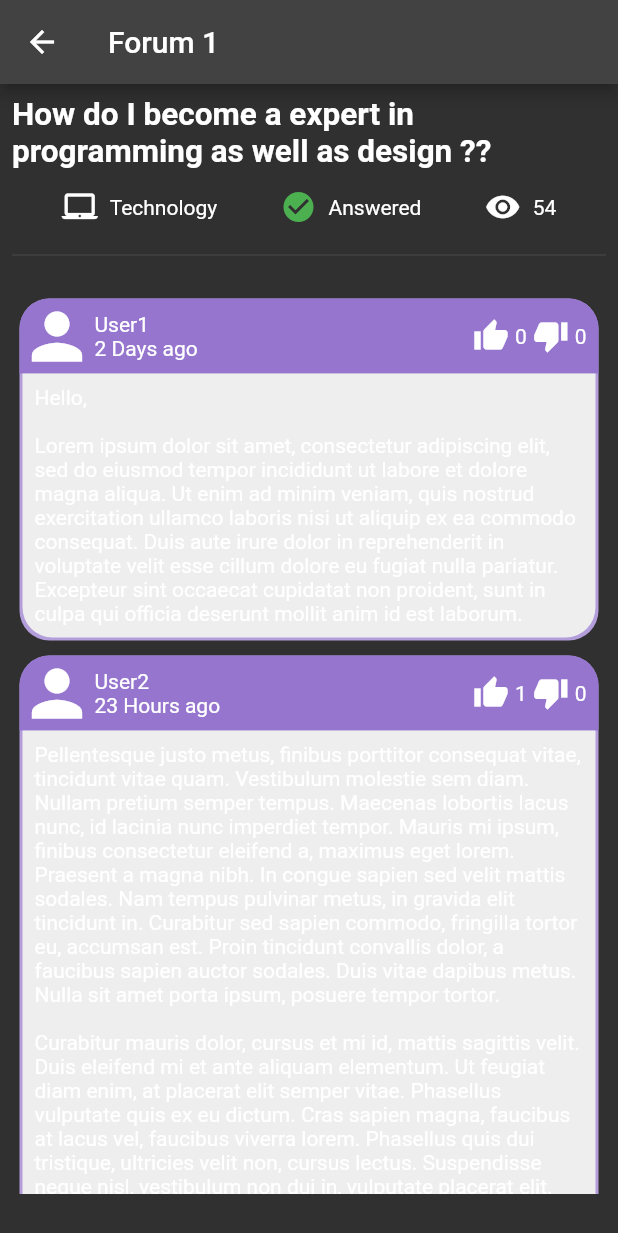
After one commit to Renatito122/NUENTA, a Flutter app: the ForumDetailPage screen opened directly, on a phone screen of 412 x 824 dp. The commit adds this screen. Shown: the top 1233 px of the screen. Run offline on Flutter 3.47's test engine with Material 2 defaults, Android fonts, the phone set to English and light mode, and no system bars; our stand-ins replace cached_network_image, carousel_slider, cloud_firestore, dio, firebase_core, firebase_database and 5 more; missing offline and left inert: barcode_scan2, mapbox_gl; accounts and stored records are empty.

Commit message:
new changes

```diff
--- /dev/null
+++ b/mapbox_navigation/lib/screens/forum_detail.dart
@@ -0,0 +1,196 @@
+import 'package:flutter/material.dart';
+import 'package:mapbox_navigation/constants/colors.dart';
+
+class ForumDetailPage extends StatefulWidget {
+  @override
+  _ForumDetailPageState createState() => new _ForumDetailPageState();
+}
+
+var ForumPostArr = [
+  new ForumPostEntry("User1", "2 Days ago", 0, 0,
+      "Hello,\n\nLorem ipsum dolor sit amet, consectetur adipiscing elit, sed do eiusmod tempor incididunt ut labore et dolore magna aliqua. Ut enim ad minim veniam, quis nostrud exercitation ullamco laboris nisi ut aliquip ex ea commodo consequat. Duis aute irure dolor in reprehenderit in voluptate velit esse cillum dolore eu fugiat nulla pariatur. Excepteur sint occaecat cupidatat non proident, sunt in culpa qui officia deserunt mollit anim id est laborum."),
+  new ForumPostEntry("User2", "23 Hours ago", 1, 0,
+      "Pellentesque justo metus, finibus porttitor consequat vitae, tincidunt vitae quam. Vestibulum molestie sem diam. Nullam pretium semper tempus. Maecenas lobortis lacus nunc, id lacinia nunc imperdiet tempor. Mauris mi ipsum, finibus consectetur eleifend a, maximus eget lorem. Praesent a magna nibh. In congue sapien sed velit mattis sodales. Nam tempus pulvinar metus, in gravida elit tincidunt in. Curabitur sed sapien commodo, fringilla tortor eu, accumsan est. Proin tincidunt convallis dolor, a faucibus sapien auctor sodales. Duis vitae dapibus metus. Nulla sit amet porta ipsum, posuere tempor tortor.\n\nCurabitur mauris dolor, cursus et mi id, mattis sagittis velit. Duis eleifend mi et ante aliquam elementum. Ut feugiat diam enim, at placerat elit semper vitae. Phasellus vulputate quis ex eu dictum. Cras sapien magna, faucibus at lacus vel, faucibus viverra lorem. Phasellus quis dui tristique, ultricies velit non, cursus lectus. Suspendisse neque nisl, vestibulum non dui in, vulputate placerat elit. Sed at convallis mauris, eu blandit dolor. Vivamus suscipit iaculis erat eu condimentum. Aliquam erat volutpat. Curabitur posuere commodo arcu vel consectetur."),
+  new ForumPostEntry("User3", "2 Days ago", 5, 0,
+      "Lorem ipsum dolor sit amet, consectetur adipiscing elit, sed do eiusmod tempor incididunt ut labore et dolore magna aliqua. Ut enim ad minim veniam, quis nostrud exercitation ullamco laboris nisi ut aliquip ex ea commodo consequat. Duis aute irure dolor in reprehenderit in voluptate velit esse cillum dolore eu fugiat nulla pariatur. Excepteur sint occaecat cupidatat non proident, sunt in culpa qui officia deserunt mollit anim id est laborum."),
+  new ForumPostEntry("User4", "2 Days ago", 0, 0,
+      "Lorem ipsum dolor sit amet, consectetur adipiscing elit, sed do eiusmod tempor incididunt ut labore et dolore magna aliqua. Ut enim ad minim veniam, quis nostrud exercitation ullamco laboris nisi ut aliquip ex ea commodo consequat. Duis aute irure dolor in reprehenderit in voluptate velit esse cillum dolore eu fugiat nulla pariatur. Excepteur sint occaecat cupidatat non proident, sunt in culpa qui officia deserunt mollit anim id est laborum."),
+];
+
+class _ForumDetailPageState extends State<ForumDetailPage> {
+  @override
+  Widget build(BuildContext context) {
+    var questionSection = new Padding(
+      padding: const EdgeInsets.all(8.0),
+      child: new Column(
+        children: <Widget>[
+          new Text(
+            "How do I become a expert in programming as well as design ??",
+            textScaleFactor: 1.5,
+            style: new TextStyle(fontWeight: FontWeight.bold),
+          ),
+          new Padding(
+            padding: const EdgeInsets.all(12.0),
+            child: new Row(
+              mainAxisAlignment: MainAxisAlignment.spaceAround,
+              children: <Widget>[
+                new IconWithText(
+                  Icons.laptop_mac,
+                  "Technology",
+                  iconColor: Colors.white,
+                ),
+                new IconWithText(
+                  Icons.check_circle,
+                  "Answered",
+                  iconColor: Colors.green,
+                ),
+                new IconWithText(
+                  Icons.remove_red_eye,
+                  "54",
+                  iconColor: Colors.white,
+                )
+              ],
+            ),
+          ),
+          new Divider()
+        ],
+      ),
+    );
+
+    var responses = new Container(
+        padding: const EdgeInsets.all(8.0),
+        child: new ListView.builder(
+          itemBuilder: (BuildContext context, int index) =>
+              new ForumPost(ForumPostArr[index]),
+          itemCount: ForumPostArr.length,
+        ));
+
+    return new Scaffold(
+      appBar: new AppBar(
+        title: new Text("Forum 1"),
+      ),
+      body: new Column(
+        children: <Widget>[
+          questionSection,
+          new Expanded(
+              child: new Padding(
+            padding: const EdgeInsets.only(bottom: 20.0),
+            child: responses,
+          ))
+        ],
+      ),
+    );
+  }
+}
+
+class ForumPostEntry {
+  final String username;
+  final String hours;
+  final int likes;
+  final int dislikes;
+  final String text;
+
+  ForumPostEntry(
+      this.username, this.hours, this.likes, this.dislikes, this.text);
+}
+
+class ForumPost extends StatelessWidget {
+  final ForumPostEntry entry;
+
+  ForumPost(this.entry);
+
+  @override
+  Widget build(BuildContext context) {
+    return new Container(
+      margin: const EdgeInsets.all(5.0),
+      decoration: new BoxDecoration(
+        color: Colors.deepPurple[200],
+        borderRadius: const BorderRadius.all(const Radius.circular(20.0)),
+      ),
+      child: new Column(
+        children: <Widget>[
+          new Container(
+            decoration: new BoxDecoration(
+              color: Colors.deepPurple[300],
+              borderRadius: const BorderRadius.only(
+                  topLeft: const Radius.circular(20.0),
+                  topRight: const Radius.circular(20.0)),
+            ),
+            child: new Row(
+              children: <Widget>[
+                new Icon(
+                  Icons.person,
+                  size: 50.0,
+                ),
+                new Expanded(
+                  child: new Column(
+                    crossAxisAlignment: CrossAxisAlignment.start,
+                    children: <Widget>[
+                      new Text(entry.username),
+                      new Text(entry.hours),
+                    ],
+                  ),
+                ),
+                new Row(
+                  children: <Widget>[
+                    new Padding(
+                      padding: const EdgeInsets.all(2.0),
+                      child: new Icon(Icons.thumb_up),
+                    ),
+                    new Padding(
+                      padding: const EdgeInsets.all(2.0),
+                      child: new Text(entry.likes.toString()),
+                    ),
+                    new Padding(
+                      padding: const EdgeInsets.all(2.0),
+                      child: new Icon(Icons.thumb_down),
+                    ),
+                    new Padding(
+                      padding: const EdgeInsets.only(right: 8.0, left: 2.0),
+                      child: new Text(entry.dislikes.toString()),
+                    ),
+                  ],
+                )
+              ],
+            ),
+          ),
+          new Container(
+            margin: const EdgeInsets.only(left: 2.0, right: 2.0, bottom: 2.0),
+            padding: const EdgeInsets.all(8.0),
+            decoration: new BoxDecoration(
+                color: Colors.grey[200],
+                borderRadius: const BorderRadius.only(
+                    bottomLeft: const Radius.circular(20.0),
+                    bottomRight: const Radius.circular(20.0))),
+            child: new Text(entry.text),
+          ),
+        ],
+      ),
+    );
+  }
+}
+
+class IconWithText extends StatelessWidget {
+  final IconData iconData;
+  final String text;
+  final Color iconColor;
+
+  IconWithText(this.iconData, this.text, {required this.iconColor});
+  @override
+  Widget build(BuildContext context) {
+    return new Container(
+      child: new Row(
+        children: <Widget>[
+          new Icon(
+            this.iconData,
+            color: this.iconColor,
+          ),
+          new Padding(
+            padding: const EdgeInsets.only(left: 8.0),
+            child: new Text(this.text),
+          ),
+        ],
+      ),
+    );
+  }
+}
```
Also changed, not shown: mapbox_navigation/lib/constants/colors.dart (added, +23 -0 lines), mapbox_navigation/lib/constants/restaurants.dart (+5 -3 lines), mapbox_navigation/lib/screens/detail_page.dart (+31 -0 lines), mapbox_navigation/lib/screens/forum.dart (added, +207 -0 lines), mapbox_navigation/lib/ui/splash.dart (+14 -9 lines).
